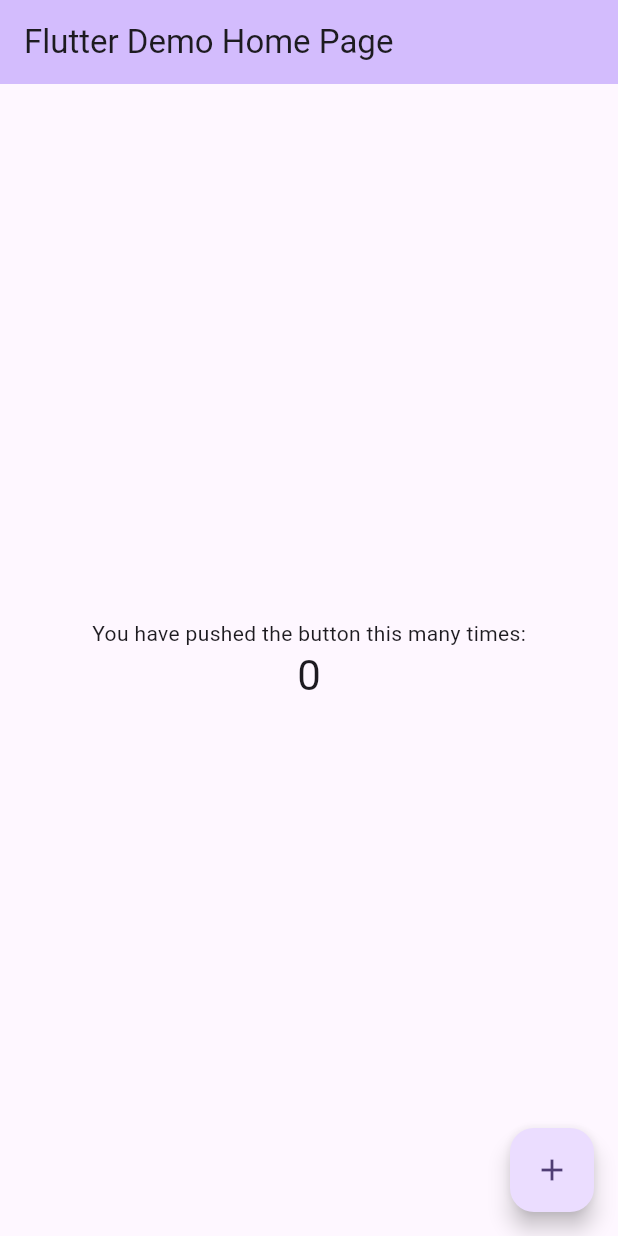
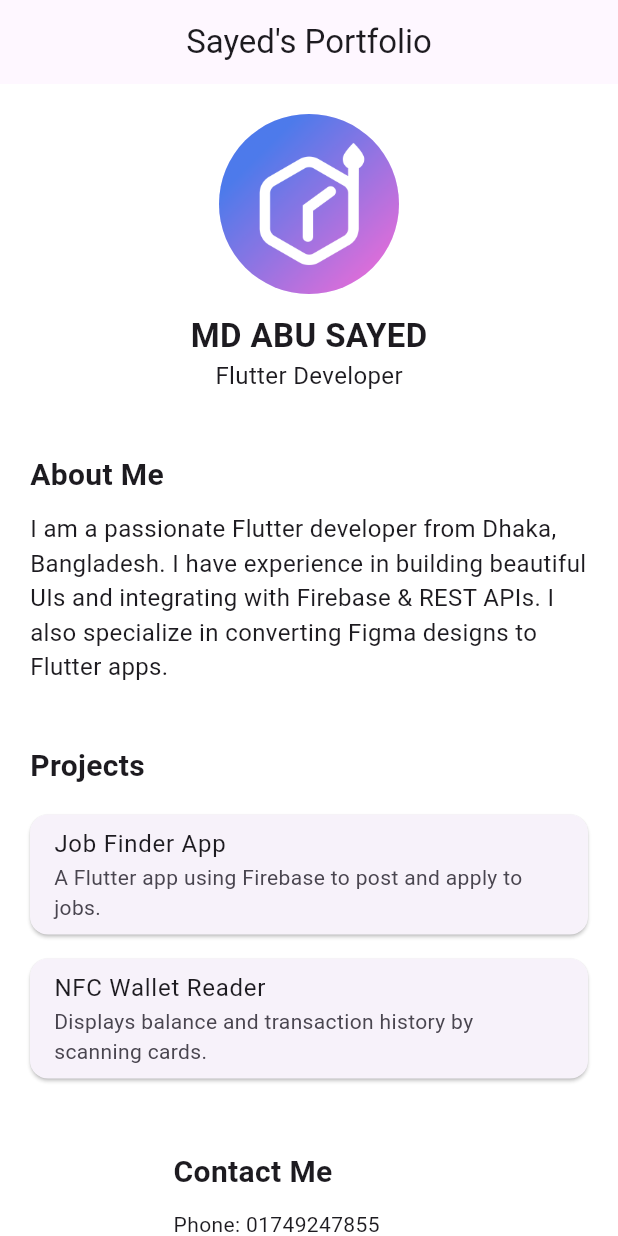
Before and after one commit to royalcourtbd/portfolio, a Flutter app: the screen it shows after launch, on a phone screen of 412 x 824 dp. Run offline on Flutter 3.47's test engine with Material 3 defaults, Android fonts, the phone set to English and light mode, and no system bars.

Commit message:
নতুন পোর্টফোলিও অ্যাপ তৈরি করা হয়েছে, যেখানে প্রোফাইল, সম্পর্কে, প্রকল্প এবং যোগাযোগের স্ক্রীন যুক্ত করা হয়েছে। অ্যাসেটস ফোল্ডারে নতুন লোগো ইমেজ যুক্ত করা হয়েছে এবং pubspec.yaml ফাইলে অ্যাসেটস পাথ আপডেট করা হয়েছে।

```diff
--- a/lib/main.dart
+++ b/lib/main.dart
@@ -1,122 +1,176 @@
 import 'package:flutter/material.dart';
 
 void main() {
-  runApp(const MyApp());
+  runApp(const PortfolioApp());
 }
 
-class MyApp extends StatelessWidget {
-  const MyApp({super.key});
+class PortfolioApp extends StatelessWidget {
+  const PortfolioApp({super.key});
 
-  // This widget is the root of your application.
   @override
   Widget build(BuildContext context) {
     return MaterialApp(
-      title: 'Flutter Demo',
+      title: 'Sayed\'s Portfolio',
+      debugShowCheckedModeBanner: false,
       theme: ThemeData(
-        // This is the theme of your application.
-        //
-        // TRY THIS: Try running your application with "flutter run". You'll see
-        // the application has a purple toolbar. Then, without quitting the app,
-        // try changing the seedColor in the colorScheme below to Colors.green
-        // and then invoke "hot reload" (save your changes or press the "hot
-        // reload" button in a Flutter-supported IDE, or press "r" if you used
-        // the command line to start the app).
-        //
-        // Notice that the counter didn't reset back to zero; the application
-        // state is not lost during the reload. To reset the state, use hot
-        // restart instead.
-        //
-        // This works for code too, not just values: Most code changes can be
-        // tested with just a hot reload.
-        colorScheme: ColorScheme.fromSeed(seedColor: Colors.deepPurple),
+        primarySwatch: Colors.indigo,
+        scaffoldBackgroundColor: Colors.white,
       ),
-      home: const MyHomePage(title: 'Flutter Demo Home Page'),
+      home: const HomeScreen(),
     );
   }
 }
 
-class MyHomePage extends StatefulWidget {
-  const MyHomePage({super.key, required this.title});
-
-  // This widget is the home page of your application. It is stateful, meaning
-  // that it has a State object (defined below) that contains fields that affect
-  // how it looks.
-
-  // This class is the configuration for the state. It holds the values (in this
-  // case the title) provided by the parent (in this case the App widget) and
-  // used by the build method of the State. Fields in a Widget subclass are
-  // always marked "final".
-
-  final String title;
-
-  @override
-  State<MyHomePage> createState() => _MyHomePageState();
-}
-
-class _MyHomePageState extends State<MyHomePage> {
-  int _counter = 0;
-
-  void _incrementCounter() {
-    setState(() {
-      // This call to setState tells the Flutter framework that something has
-      // changed in this State, which causes it to rerun the build method below
-      // so that the display can reflect the updated values. If we changed
-      // _counter without calling setState(), then the build method would not be
-      // called again, and so nothing would appear to happen.
-      _counter++;
-    });
-  }
+class HomeScreen extends StatelessWidget {
+  const HomeScreen({super.key});
 
   @override
   Widget build(BuildContext context) {
-    // This method is rerun every time setState is called, for instance as done
-    // by the _incrementCounter method above.
-    //
-    // The Flutter framework has been optimized to make rerunning build methods
-    // fast, so that you can just rebuild anything that needs updating rather
-    // than having to individually change instances of widgets.
     return Scaffold(
-      appBar: AppBar(
-        // TRY THIS: Try changing the color here to a specific color (to
-        // Colors.amber, perhaps?) and trigger a hot reload to see the AppBar
-        // change color while the other colors stay the same.
-        backgroundColor: Theme.of(context).colorScheme.inversePrimary,
-        // Here we take the value from the MyHomePage object that was created by
-        // the App.build method, and use it to set our appbar title.
-        title: Text(widget.title),
-      ),
-      body: Center(
-        // Center is a layout widget. It takes a single child and positions it
-        // in the middle of the parent.
+      appBar: AppBar(title: const Text("Sayed's Portfolio"), centerTitle: true),
+      body: SingleChildScrollView(
         child: Column(
-          // Column is also a layout widget. It takes a list of children and
-          // arranges them vertically. By default, it sizes itself to fit its
-          // children horizontally, and tries to be as tall as its parent.
-          //
-          // Column has various properties to control how it sizes itself and
-          // how it positions its children. Here we use mainAxisAlignment to
-          // center the children vertically; the main axis here is the vertical
-          // axis because Columns are vertical (the cross axis would be
-          // horizontal).
-          //
-          // TRY THIS: Invoke "debug painting" (choose the "Toggle Debug Paint"
-          // action in the IDE, or press "p" in the console), to see the
-          // wireframe for each widget.
-          mainAxisAlignment: MainAxisAlignment.center,
-          children: <Widget>[
-            const Text('You have pushed the button this many times:'),
-            Text(
-              '$_counter',
-              style: Theme.of(context).textTheme.headlineMedium,
-            ),
+          children: [
+            ProfileHeader(),
+            AboutScreen(),
+            ProjectsScreen(),
+            ContactScreen(),
           ],
         ),
       ),
-      floatingActionButton: FloatingActionButton(
-        onPressed: _incrementCounter,
-        tooltip: 'Increment',
-        child: const Icon(Icons.add),
-      ), // This trailing comma makes auto-formatting nicer for build methods.
     );
   }
 }
+
+class ProfileHeader extends StatelessWidget {
+  const ProfileHeader({super.key});
+
+  @override
+  Widget build(BuildContext context) {
+    return Column(
+      children: const [
+        SizedBox(height: 20),
+        CircleAvatar(
+          radius: 60,
+          backgroundImage: AssetImage('assets/images/app_logo.png'),
+        ),
+        SizedBox(height: 12),
+        Text(
+          'MD ABU SAYED',
+          style: TextStyle(fontSize: 22, fontWeight: FontWeight.bold),
+        ),
+        Text('Flutter Developer', style: TextStyle(fontSize: 16)),
+        SizedBox(height: 20),
+      ],
+    );
+  }
+}
+
+class AboutScreen extends StatelessWidget {
+  const AboutScreen({super.key});
+
+  @override
+  Widget build(BuildContext context) {
+    return Padding(
+      padding: const EdgeInsets.all(20),
+      child: Column(
+        crossAxisAlignment: CrossAxisAlignment.start,
+        children: const [
+          Text(
+            'About Me',
+            style: TextStyle(fontSize: 20, fontWeight: FontWeight.bold),
+          ),
+          SizedBox(height: 10),
+          Text(
+            'I am a passionate Flutter developer from Dhaka, Bangladesh. I have experience in building beautiful UIs and integrating with Firebase & REST APIs. I also specialize in converting Figma designs to Flutter apps.',
+            style: TextStyle(fontSize: 16),
+          ),
+        ],
+      ),
+    );
+  }
+}
+
+// models/project.dart
+class Project {
+  final String title;
+  final String description;
+
+  Project({required this.title, required this.description});
+}
+
+class ProjectCard extends StatelessWidget {
+  final Project project;
+
+  const ProjectCard({super.key, required this.project});
+
+  @override
+  Widget build(BuildContext context) {
+    return Card(
+      margin: const EdgeInsets.symmetric(vertical: 8),
+      child: ListTile(
+        title: Text(project.title),
+        subtitle: Text(project.description),
+      ),
+    );
+  }
+}
+
+class ProjectsScreen extends StatelessWidget {
+  ProjectsScreen({super.key});
+
+  final List<Project> projects = [
+    Project(
+      title: 'Job Finder App',
+      description: 'A Flutter app using Firebase to post and apply to jobs.',
+    ),
+    Project(
+      title: 'NFC Wallet Reader',
+      description:
+          'Displays balance and transaction history by scanning cards.',
+    ),
+  ];
+
+  @override
+  Widget build(BuildContext context) {
+    return Padding(
+      padding: const EdgeInsets.all(20),
+      child: Column(
+        crossAxisAlignment: CrossAxisAlignment.start,
+        children: [
+          const Text(
+            'Projects',
+            style: TextStyle(fontSize: 20, fontWeight: FontWeight.bold),
+          ),
+          const SizedBox(height: 10),
+          ...projects.map((project) => ProjectCard(project: project)),
+        ],
+      ),
+    );
+  }
+}
+
+class ContactScreen extends StatelessWidget {
+  const ContactScreen({super.key});
+
+  @override
+  Widget build(BuildContext context) {
+    return Padding(
+      padding: const EdgeInsets.all(20),
+      child: Column(
+        crossAxisAlignment: CrossAxisAlignment.start,
+        children: const [
+          Text(
+            'Contact Me',
+            style: TextStyle(fontSize: 20, fontWeight: FontWeight.bold),
+          ),
+          SizedBox(height: 10),
+          Text('Phone: 01749247855'),
+          Text('Telegram: Roya court bd'),
+          Text('Facebook: Royalcourtbd'),
+          Text('Email: sayed@example.com'),
+        ],
+      ),
+    );
+  }
+}
--- a/pubspec.yaml
+++ b/pubspec.yaml
@@ -58,9 +58,8 @@ flutter:
   uses-material-design: true
 
   # To add assets to your application, add an assets section, like this:
-  # assets:
-  #   - images/a_dot_burr.jpeg
-  #   - images/a_dot_ham.jpeg
+  assets:
+    - assets/images/
 
   # An image asset can refer to one or more resolution-specific "variants", see
   # https://flutter.dev/to/resolution-aware-images
```
Also changed, not shown: assets/images/app_logo.png (added).
